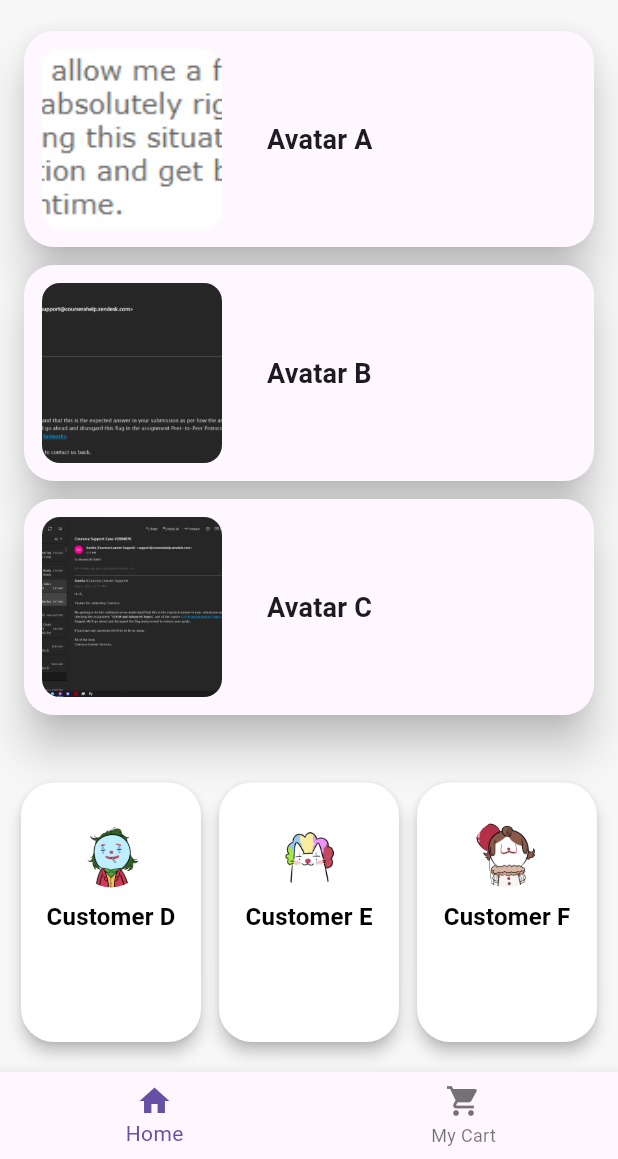
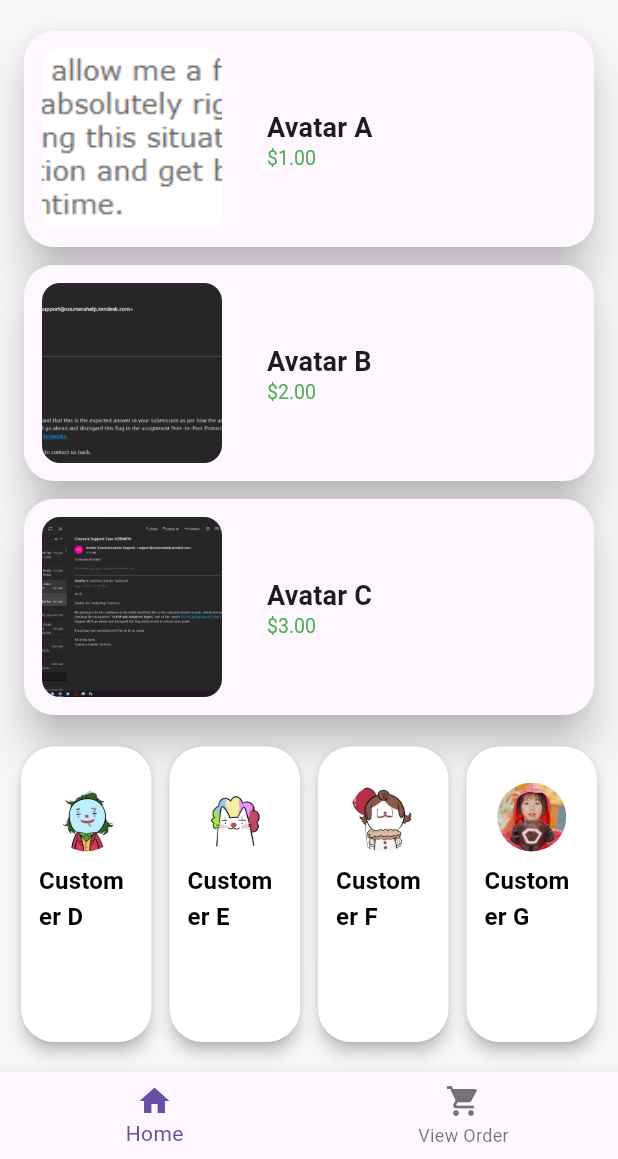
Before and after one commit to 234KhanhLe/Flutter-code, a Flutter app: the screen it shows after launch, on a phone screen of 412 x 824 dp, the part 77-1236 px from its top. Run offline on Flutter 3.47's test engine with Material 3 defaults, Android fonts, the phone set to English and light mode, and no system bars; our stand-ins replace google_fonts.

Commit message:
commit bottom nagivator and fix some classes

```diff
--- /dev/null
+++ b/list_app/list_application/lib/bottomnavigator.dart
@@ -0,0 +1,21 @@
+import 'package:flutter/material.dart';
+
+class BottomNavigationBarWidget extends StatelessWidget {
+  final int currentIndex;
+  final Function(int) onTap;
+
+  const BottomNavigationBarWidget(
+      {super.key, required this.currentIndex, required this.onTap});
+
+  @override
+  Widget build(BuildContext context) {
+    return BottomNavigationBar(
+        currentIndex: currentIndex,
+        onTap: onTap,
+        items: const [
+          BottomNavigationBarItem(icon: Icon(Icons.home), label: 'Home'),
+          BottomNavigationBarItem(
+              icon: Icon(Icons.shopping_cart), label: 'View Order'),
+        ]);
+  }
+}
--- a/list_app/list_application/lib/draganddrop.dart
+++ b/list_app/list_application/lib/draganddrop.dart
@@ -1,4 +1,6 @@
 import 'package:flutter/material.dart';
+import 'package:list_application/bottomnavigator.dart';
+import 'package:list_application/cartpage.dart';
 
 class TotalPage extends StatelessWidget {
   @override
@@ -63,7 +65,8 @@ class _ExampleDragAndDropState extends State<ExampleDragAndDrop>
   final List<Customer> _people = [
     Customer(name: 'Customer D', imagePath: 'images/A.jpg'),
     Customer(name: 'Customer E', imagePath: 'images/B.jpg'),
-    Customer(name: 'Customer F', imagePath: 'images/C.jpg')
+    Customer(name: 'Customer F', imagePath: 'images/C.jpg'),
+    Customer(name: 'Customer G', imagePath: 'images/G.jpg')
   ];
 
   final GlobalKey _draggableKey = GlobalKey();
@@ -76,17 +79,38 @@ class _ExampleDragAndDropState extends State<ExampleDragAndDrop>
     });
   }
 
+  int _currentIndex = 0;
+
+  void _onTap(int index) {
+    setState(() {
+      _currentIndex = index;
+    });
+  }
+
   @override
   Widget build(BuildContext context) {
+    Widget body;
+    switch (_currentIndex) {
+      case 0:
+        body = _buildContent();
+        break;
+      case 1:
+        body = CartPage(customer: _people);
+        break;
+      default:
+        body = Container();
+    }
+
     return Scaffold(
       backgroundColor: const Color(0xFFF7F7F7),
-      appBar: _buildAppBar(),
-      body: _buildContent(),
-      bottomNavigationBar: _bottomNavigationBar(),
+      appBar: _buildAppBar(context),
+      body: body,
+      bottomNavigationBar:
+          BottomNavigationBarWidget(currentIndex: _currentIndex, onTap: _onTap),
     );
   }
 
-  PreferredSizeWidget _buildAppBar() {
+  PreferredSizeWidget _buildAppBar(BuildContext context) {
     return AppBar(
       iconTheme: const IconThemeData(color: Color(0xFFF64209)),
       title: Text(
@@ -188,17 +212,6 @@ class _ExampleDragAndDropState extends State<ExampleDragAndDrop>
       ),
     );
   }
-
-  Widget _bottomNavigationBar() {
-    return BottomNavigationBar(
-      items: const [
-        BottomNavigationBarItem(icon: Icon(Icons.home), label: 'Home'),
-        BottomNavigationBarItem(
-            icon: Icon(Icons.shopping_cart), label: 'My Cart'),
-      ],
-      currentIndex: 0,
-    );
-  }
 }
 
 class CustomerCart extends StatelessWidget {
@@ -268,7 +281,7 @@ class CustomerCart extends StatelessWidget {
                     ),
                     const SizedBox(height: 4),
                     Text(
-                      '${customer.items.length}item${customer.items.length != 1 ? 's' : ''}',
+                      '${customer.items.length} item${customer.items.length != 1 ? 's' : ''}',
                       style: Theme.of(context).textTheme.titleMedium!.copyWith(
                             color: textColor,
                             fontSize: 12,
@@ -339,6 +352,14 @@ class MenuListItem extends StatelessWidget {
                           fontWeight: FontWeight.bold,
                         ),
                   ),
+                  Text(
+                    price,
+                    style: Theme.of(context).textTheme.displaySmall?.copyWith(
+                          fontSize: 13,
+                          fontWeight: FontWeight.normal,
+                          color: Colors.green,
+                        ),
+                  ),
                 ],
               ),
             ),
```
Also changed, not shown: list_app/list_application/lib/cartpage.dart (+56 -35 lines), list_app/list_application/images/G.jpg (added), 1 other file.
